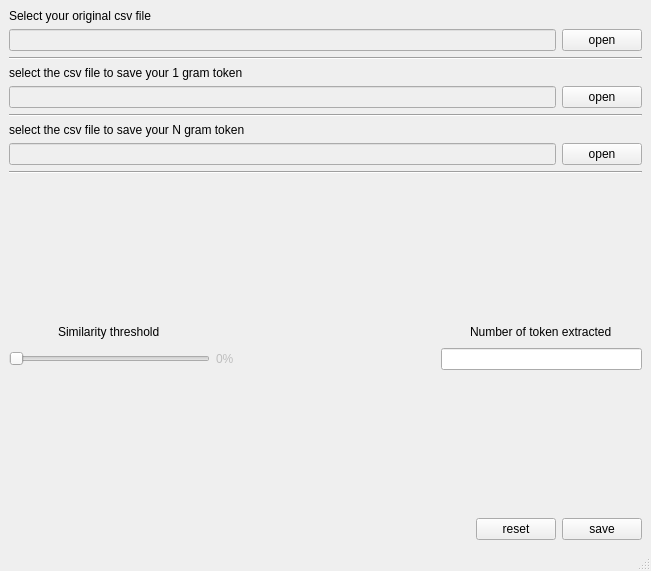
The window that app/taggingUI/openFilesUI.ui (usnistgov/nestor-tmp2) describes before a commit, drawn with Qt 5.
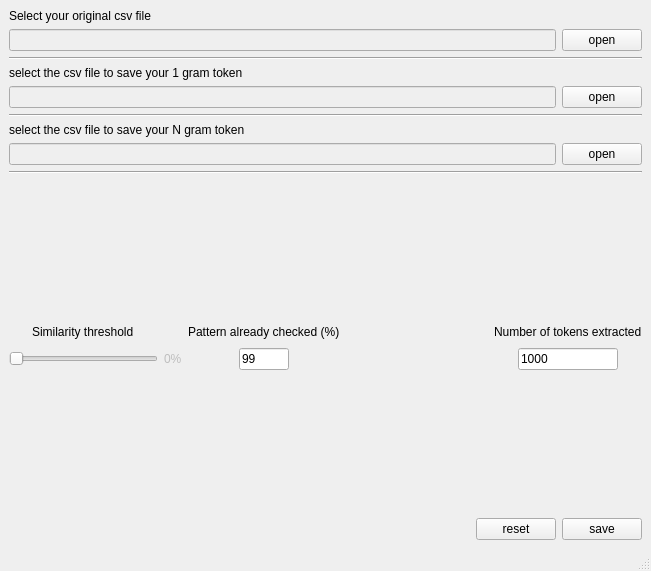
The same window after the commit.

Commit message: add the possibility to already checked some button

```diff
--- a/app/taggingUI/openFilesUI.ui
+++ b/app/taggingUI/openFilesUI.ui
@@ -128,6 +128,19 @@
       </item>
       <item>
        <layout class="QGridLayout" name="gridLayout_openFiles_configValues">
+        <item row="0" column="3">
+         <spacer name="horizontalSpacer_2">
+          <property name="orientation">
+           <enum>Qt::Horizontal</enum>
+          </property>
+          <property name="sizeHint" stdset="0">
+           <size>
+            <width>40</width>
+            <height>20</height>
+           </size>
+          </property>
+         </spacer>
+        </item>
         <item row="0" column="0" alignment="Qt::AlignHCenter">
          <widget class="QLabel" name="label_openFiles_similarityMatrixThreshold">
           <property name="text">
@@ -142,29 +155,6 @@
           </property>
          </widget>
         </item>
-        <item row="0" column="3" alignment="Qt::AlignHCenter">
-         <widget class="QLabel" name="label_openFiles_numberTokenShow">
-          <property name="text">
-           <string>Number of token extracted</string>
-          </property>
-         </widget>
-        </item>
-        <item row="0" column="2">
-         <spacer name="horizontalSpacer_2">
-          <property name="orientation">
-           <enum>Qt::Horizontal</enum>
-          </property>
-          <property name="sizeHint" stdset="0">
-           <size>
-            <width>40</width>
-            <height>20</height>
-           </size>
-          </property>
-         </spacer>
-        </item>
-        <item row="1" column="3">
-         <widget class="QLineEdit" name="lineEdit_openFiles_numberTokenShow"/>
-        </item>
         <item row="1" column="1">
          <widget class="QLabel" name="label_openFiles_similarityMatrixThresholdValue">
           <property name="enabled">
@@ -175,6 +165,49 @@
           </property>
          </widget>
         </item>
+        <item row="0" column="4" alignment="Qt::AlignHCenter">
+         <widget class="QLabel" name="label_openFiles_numberTokenShow">
+          <property name="text">
+           <string>Number of tokens extracted</string>
+          </property>
+         </widget>
+        </item>
+        <item row="1" column="4" alignment="Qt::AlignHCenter">
+         <widget class="QLineEdit" name="lineEdit_openFiles_numberTokenShow">
+          <property name="maximumSize">
+           <size>
+            <width>100</width>
+            <height>16777215</height>
+           </size>
+          </property>
+          <property name="text">
+           <string>1000</string>
+          </property>
+         </widget>
+        </item>
+        <item row="0" column="2">
+         <widget class="QLabel" name="label_openFiles_SimilarityAlreadyChecked">
+          <property name="text">
+           <string>Pattern already checked (%)</string>
+          </property>
+         </widget>
+        </item>
+        <item row="1" column="2" alignment="Qt::AlignHCenter">
+         <widget class="QLineEdit" name="lineEdit_openFiles_SimilarityAlreadyChecked">
+          <property name="maximumSize">
+           <size>
+            <width>50</width>
+            <height>16777215</height>
+           </size>
+          </property>
+          <property name="inputMethodHints">
+           <set>Qt::ImhDigitsOnly</set>
+          </property>
+          <property name="text">
+           <string>99</string>
+          </property>
+         </widget>
+        </item>
        </layout>
       </item>
       <item>
```
Left out of the diff: 2 changed lines with no effect on the pictures. The commit also changes 6 other files.
